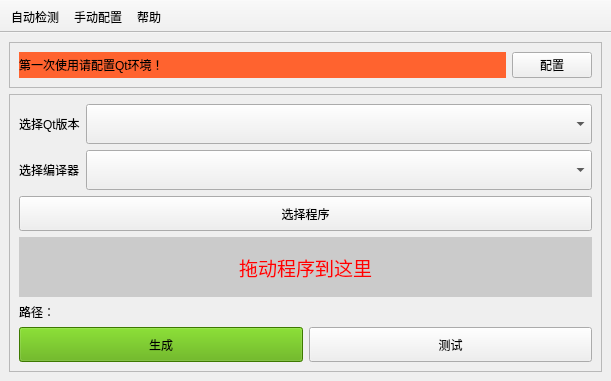
Above: QtDeployer/mainwindow.ui from YuyangHou1230/Common before the change. Below: the same form after it.
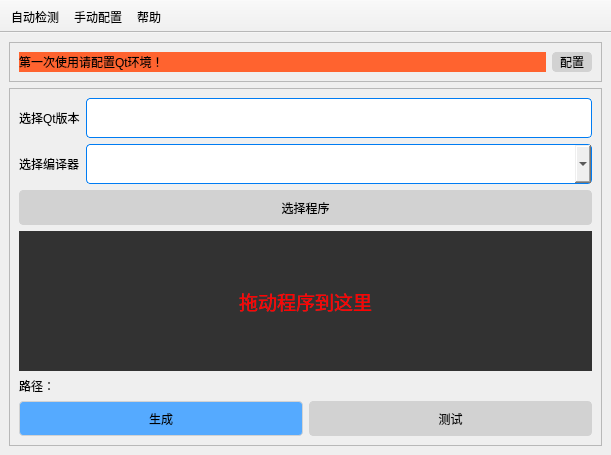
That is the form after the change. Custom widgets are drawn as their Qt base class.

The edit to the form file:
```diff
--- a/QtDeployer/mainwindow.ui
+++ b/QtDeployer/mainwindow.ui
@@ -7,12 +7,37 @@
     <x>0</x>
     <y>0</y>
     <width>611</width>
-    <height>365</height>
+    <height>442</height>
    </rect>
   </property>
   <property name="windowTitle">
    <string>MainWindow</string>
   </property>
+  <property name="styleSheet">
+   <string notr="true">QLineEdit, QComboBox
+{
+	border: 1px solid rgb(0, 124, 243);
+	border-radius: 4px;
+	padding-left:4px;
+}
+
+QPushButton#btnDeploy
+{
+background-color: rgb(85, 170, 255);
+	
+}
+
+QPushButton
+{
+	background: rgb(210, 210, 210);
+	border: 1px solid rgb(210, 210, 210);
+	border-radius: 4px;
+}
+QPushButton:hover
+{
+	background: rgb(180, 180, 180)
+}</string>
+  </property>
   <widget class="QWidget" name="centralwidget">
    <layout class="QVBoxLayout" name="verticalLayout_3" stretch="0,0">
     <item>
@@ -36,6 +61,12 @@
        </item>
        <item>
         <widget class="QPushButton" name="btnConfig">
+         <property name="minimumSize">
+          <size>
+           <width>40</width>
+           <height>20</height>
+          </size>
+         </property>
          <property name="text">
           <string>配置</string>
          </property>
@@ -62,16 +93,6 @@
            </property>
           </widget>
          </item>
-         <item row="0" column="1">
-          <widget class="QComboBox" name="ComboQtVersion">
-           <property name="minimumSize">
-            <size>
-             <width>350</width>
-             <height>40</height>
-            </size>
-           </property>
-          </widget>
-         </item>
          <item row="1" column="1">
           <widget class="QComboBox" name="comboComplier">
            <property name="minimumSize">
@@ -89,6 +110,19 @@
            </property>
           </widget>
          </item>
+         <item row="0" column="1">
+          <widget class="QLineEdit" name="editVersion">
+           <property name="minimumSize">
+            <size>
+             <width>0</width>
+             <height>40</height>
+            </size>
+           </property>
+           <property name="readOnly">
+            <bool>true</bool>
+           </property>
+          </widget>
+         </item>
         </layout>
        </item>
        <item>
@@ -106,10 +140,16 @@
        </item>
        <item>
         <widget class="DropLabel" name="labProgram">
+         <property name="sizePolicy">
+          <sizepolicy hsizetype="Preferred" vsizetype="Expanding">
+           <horstretch>0</horstretch>
+           <verstretch>0</verstretch>
+          </sizepolicy>
+         </property>
          <property name="minimumSize">
           <size>
            <width>0</width>
-           <height>60</height>
+           <height>140</height>
           </size>
          </property>
          <property name="font">
@@ -118,7 +158,7 @@
           </font>
          </property>
          <property name="styleSheet">
-          <string notr="true">background-color: rgb(203, 203, 203);
+          <string notr="true">background-color: rgb(50, 50, 50);
 color: rgb(255, 0, 0);</string>
          </property>
          <property name="text">
@@ -147,7 +187,7 @@
             </size>
            </property>
            <property name="styleSheet">
-            <string notr="true">background-color: rgb(85, 170, 0);</string>
+            <string notr="true"/>
            </property>
            <property name="text">
             <string>生成</string>
```
